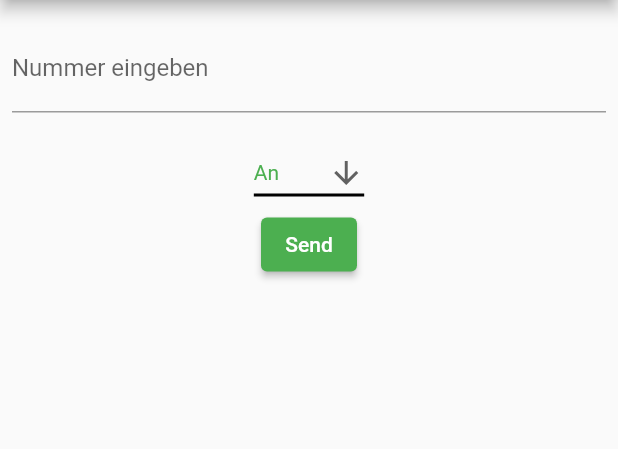
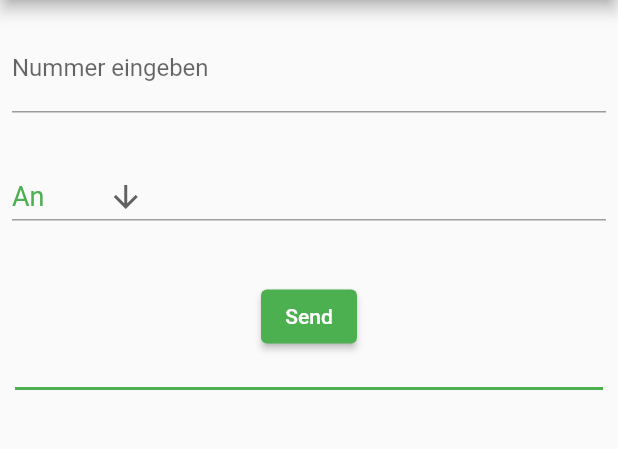
Before and after one commit to TreeSparrow69/RepenteApp, a Flutter app: the screen it shows after launch, after a tap on "Send", on a phone screen of 412 x 824 dp, the part 84-533 px from its top. Run offline on Flutter 3.47's test engine with Material 2 defaults, Android fonts, the phone set to English and light mode, and no system bars; missing offline and left inert: flutter_sms.

```diff
--- a/app/lib/main.dart
+++ b/app/lib/main.dart
@@ -50,12 +50,11 @@ class _MyHomePageState extends State<MyHomePage> {
           title: Text(widget.title),
         ),
         body: Center(
-            child: Column(
-                crossAxisAlignment: CrossAxisAlignment.start,
-                children: <Widget>[
+            child:
+                Column(crossAxisAlignment: CrossAxisAlignment.start, children: <
+                    Widget>[
           Padding(
-                padding:
-                    const EdgeInsets.symmetric(horizontal: 8, vertical: 16),
+            padding: const EdgeInsets.symmetric(horizontal: 8, vertical: 16),
             child: TextFormField(
               controller: nummerControll,
               decoration: const InputDecoration(
@@ -68,15 +67,19 @@ class _MyHomePageState extends State<MyHomePage> {
               ],
             ),
           ),
-              Center(
+          Padding(
+            padding: const EdgeInsets.symmetric(horizontal: 8, vertical: 16),
+            child: SizedBox(
+              width: MediaQuery.of(context).size.width,
               child: DropdownButton<String>(
                 value: dropdownValue,
                 icon: const Icon(Icons.arrow_downward),
                 elevation: 16,
-                  style: const TextStyle(color: Colors.green),
+                style: const TextStyle(fontSize: 18, color: Colors.green),
                 underline: Container(
-                    height: 2,
-                    color: Colors.black,
+                  //width: 300.0,
+                  height: 1,
+                  color: Colors.grey,
                 ),
                 onChanged: (String? value) {
                   setState(() {
@@ -91,7 +94,10 @@ class _MyHomePageState extends State<MyHomePage> {
                 }).toList(),
               ),
             ),
-              Center(
+          ),
+          Padding(
+              padding: const EdgeInsets.symmetric(horizontal: 8, vertical: 16),
+              child: Center(
                 child: ElevatedButton(
                   onPressed: () {
                     nummers = nummerControll.text.split(' ');
@@ -99,15 +105,27 @@ class _MyHomePageState extends State<MyHomePage> {
                   },
                   child: const Text('Send'),
                 ),
-              )
+              )),
+          const Divider(
+            thickness: 2,
+            indent: 10,
+            endIndent: 10,
+            color: Colors.green,
+          ),
         ])));
   }
 }
 
-void _sendSMS(String message, List<String> recipents) async {
-  String _result = await sendSMS(message: message, recipients: recipents)
-      .catchError((onError) {
-    print(onError);
-  });
+Future<void> _sendSMS(String message, List<String> recipents) async {
+  try {
+    String _result = await sendSMS(
+      message: message,
+      recipients: recipents,
+    );
+    //setState(() => _message = _result);
     print(_result);
+  } catch (error) {
+    //setState(() => _message = error.toString());
+    print(error);
   }
+}
```
Lines whose indentation alone changed are shown as unchanged.
